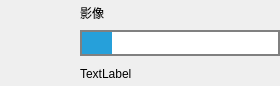
Qt form ImageProcess/CamSD.ui (eric1987/ImageProcess) before a commit.
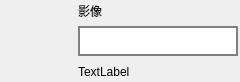
The same form after that commit. Icons and pictures are not drawn.

Diff of the .ui file:
```diff
--- a/ImageProcess/CamSD.ui
+++ b/ImageProcess/CamSD.ui
@@ -6,10 +6,16 @@
    <rect>
     <x>0</x>
     <y>0</y>
-    <width>280</width>
-    <height>86</height>
+    <width>240</width>
+    <height>82</height>
    </rect>
   </property>
+  <property name="sizePolicy">
+   <sizepolicy hsizetype="Fixed" vsizetype="Fixed">
+    <horstretch>0</horstretch>
+    <verstretch>0</verstretch>
+   </sizepolicy>
+  </property>
   <property name="windowTitle">
    <string>CamSD</string>
   </property>
@@ -31,6 +37,12 @@
    </property>
    <item>
     <widget class="QLabel" name="icon">
+     <property name="sizePolicy">
+      <sizepolicy hsizetype="Fixed" vsizetype="Preferred">
+       <horstretch>0</horstretch>
+       <verstretch>0</verstretch>
+      </sizepolicy>
+     </property>
      <property name="minimumSize">
       <size>
        <width>78</width>
@@ -62,9 +74,21 @@
      </item>
      <item>
       <widget class="QProgressBar" name="progressBar">
+       <property name="sizePolicy">
+        <sizepolicy hsizetype="Fixed" vsizetype="Fixed">
+         <horstretch>0</horstretch>
+         <verstretch>0</verstretch>
+        </sizepolicy>
+       </property>
+       <property name="minimumSize">
+        <size>
+         <width>140</width>
+         <height>30</height>
+        </size>
+       </property>
        <property name="maximumSize">
         <size>
-         <width>200</width>
+         <width>160</width>
          <height>16777215</height>
         </size>
        </property>
@@ -77,7 +101,7 @@
 </string>
        </property>
        <property name="value">
-        <number>15</number>
+        <number>0</number>
        </property>
        <property name="textVisible">
         <bool>false</bool>
```
